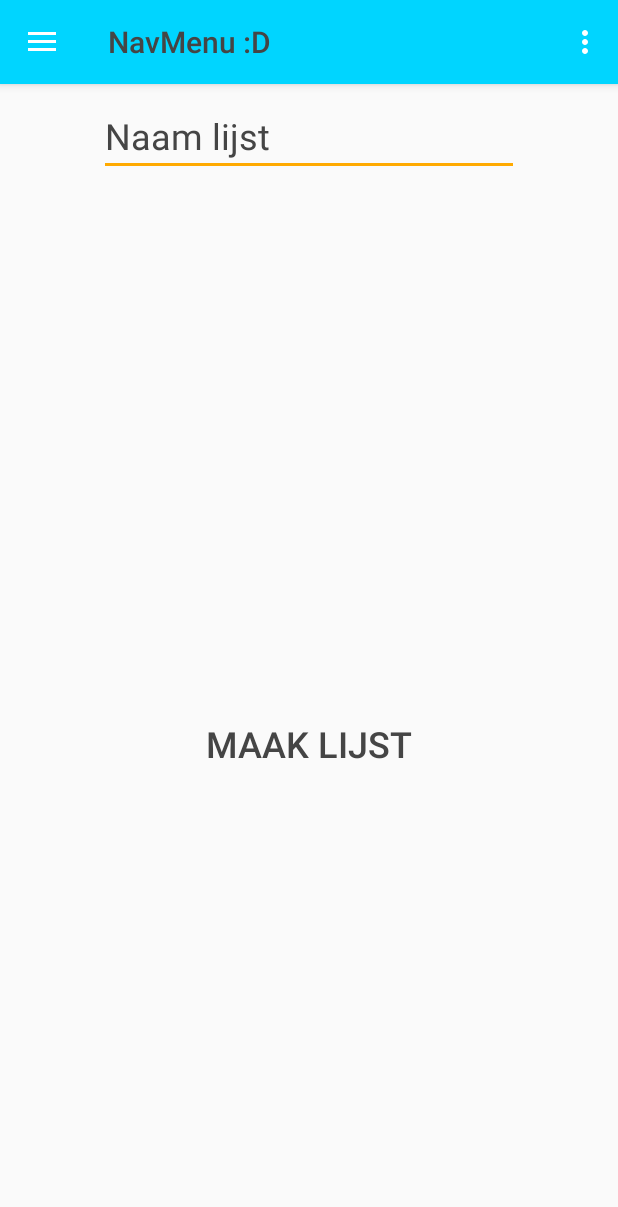
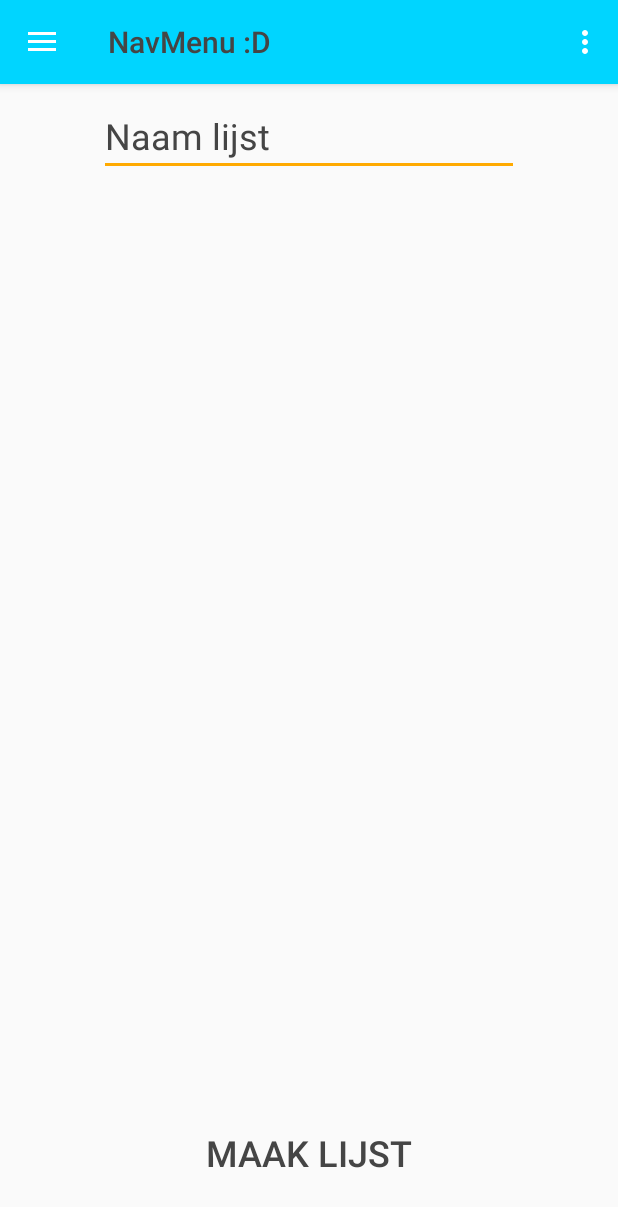
Before and after one commit to svendor/Rijtjessss, an Android app: the NavMenu screen opened directly, with no data from a screen before it, after a tap on "Invoeren", on a phone screen of 412 x 824 dp. Shown: the top 1207 px of the screen. Run offline under Robolectric (Android 15) with nearby library versions, the light colour scheme and no system bars; 1 other tap on this screen came first.

Commit message:
Minor XML changes

```diff
--- a/app/src/main/res/layout/content_nav_menu.xml
+++ b/app/src/main/res/layout/content_nav_menu.xml
@@ -10,15 +10,11 @@
 
     <RelativeLayout
         android:id="@+id/relativelayout_fragment"
-        android:layout_width="0dp"
-        android:layout_height="495dp"
-        tools:layout_editor_absoluteY="8dp"
-        android:layout_marginRight="8dp"
+        android:layout_width="match_parent"
+        android:layout_height="match_parent"
+        app:layout_constraintTop_toTopOf="parent"
         app:layout_constraintRight_toRightOf="parent"
-        android:layout_marginLeft="8dp"
-        app:layout_constraintLeft_toLeftOf="parent"
-        android:layout_marginStart="8dp"
-        android:layout_marginEnd="8dp">
+        app:layout_constraintLeft_toLeftOf="parent">
 
 <!-- Hier kunnen XML elementen worden toegevoegd die altijd zichtbaar zijn in de NavMenu activity, bovenop de fragmenten dus. -->
 
```
